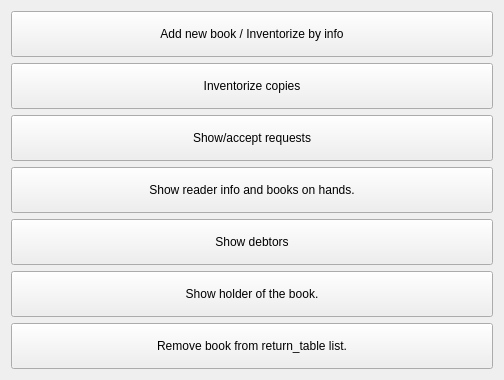
This is librarianmode.ui in neshchereto/Library_management as Qt 5 draws it before an edit. The edited form follows.
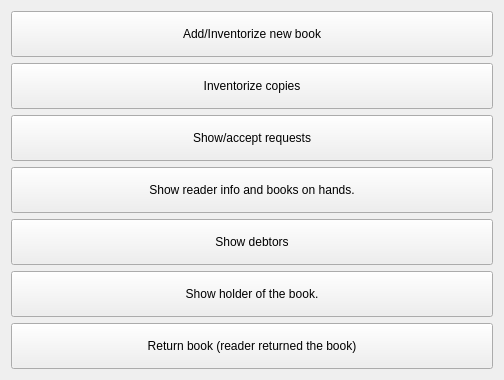
This is the edited form.

Commit message: BookReturn created, RequestW slightly modified

What changed in the file:
```diff
--- a/librarianmode.ui
+++ b/librarianmode.ui
@@ -29,7 +29,7 @@
       </size>
      </property>
      <property name="text">
-      <string>Add new book / Inventorize by info</string>
+      <string>Add/Inventorize new book</string>
      </property>
     </widget>
    </item>
@@ -143,7 +143,7 @@
       </size>
      </property>
      <property name="text">
-      <string>Remove book from return_table list.</string>
+      <string>Return book (reader returned the book)</string>
      </property>
     </widget>
    </item>
```
The commit also changes 7 other files.
